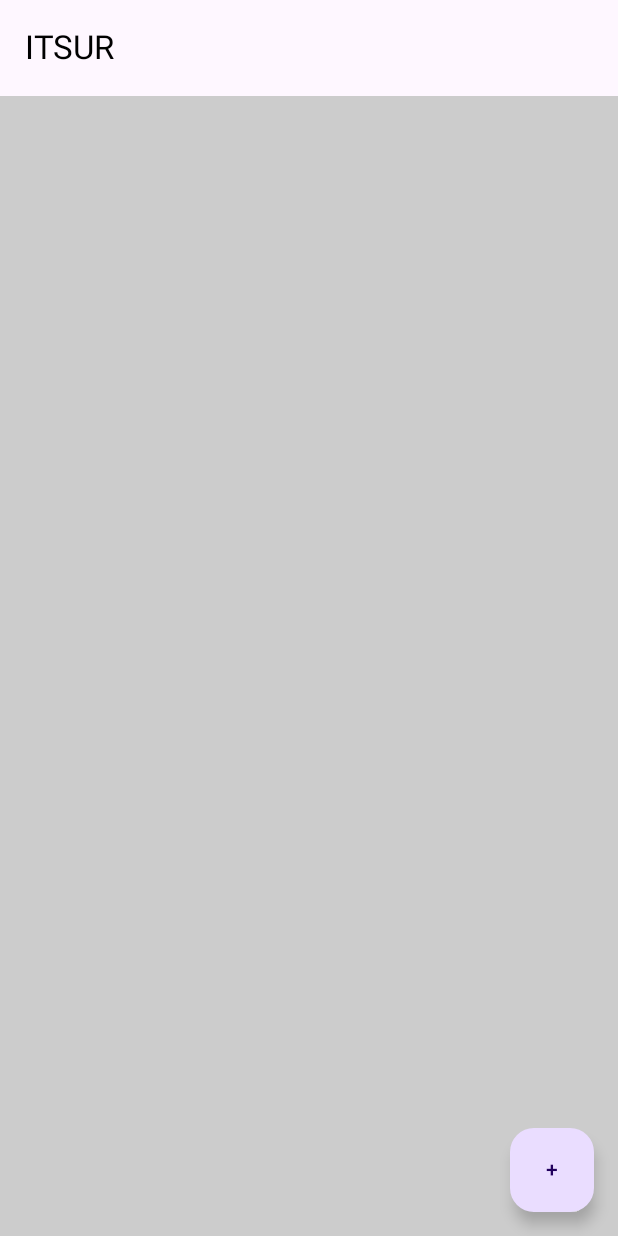
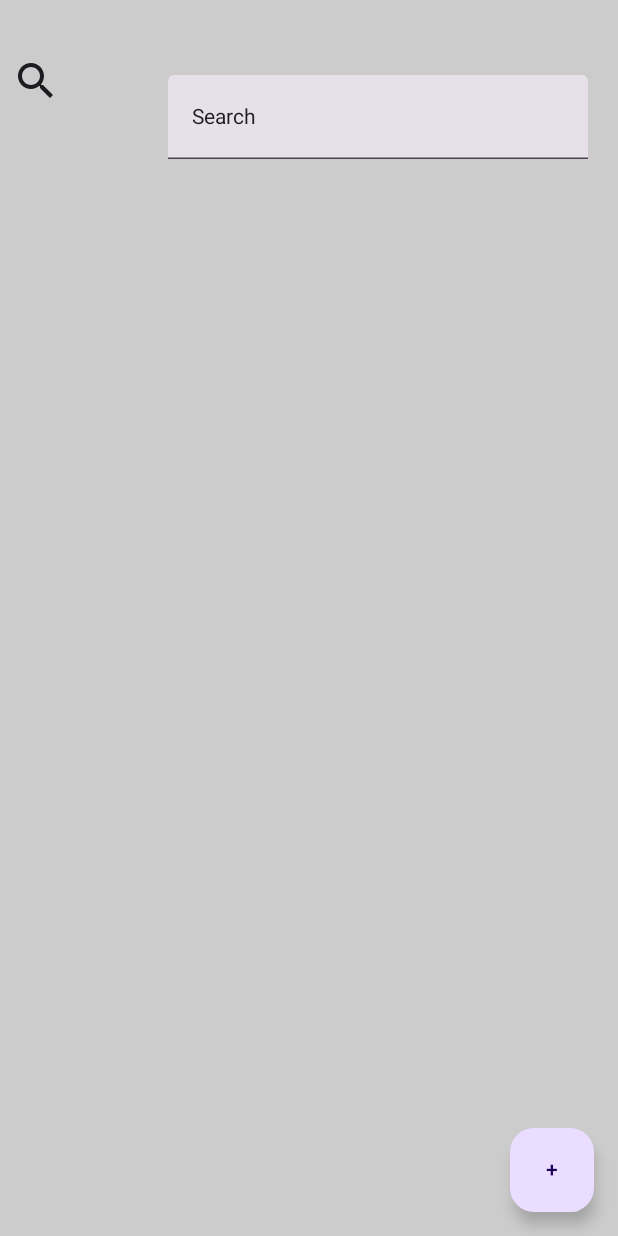
Before and after one commit to JuanCharlitossLopez/ProyectoNotas, an Android app built with Jetpack Compose: the screen it shows after launch (MainActivity), on a phone screen of 412 x 824 dp. Run offline under Robolectric (Android 15) with nearby library versions, the phone set to English and light mode, and no system bars.

Commit message:
Se añidieron algunos comoponentes

```diff
--- a/ProyectoNotas/app/src/main/java/com/example/proyectonotas/MainActivity.kt
+++ b/ProyectoNotas/app/src/main/java/com/example/proyectonotas/MainActivity.kt
@@ -9,12 +9,15 @@ import androidx.activity.compose.setContent
 import androidx.compose.foundation.background
 import androidx.compose.foundation.layout.Column
 import androidx.compose.foundation.layout.fillMaxSize
+import androidx.compose.foundation.layout.padding
 import androidx.compose.material3.ExperimentalMaterial3Api
 import androidx.compose.material3.Scaffold
 import androidx.compose.runtime.Composable
 import androidx.compose.ui.Modifier
 import androidx.compose.ui.graphics.Color
 import androidx.compose.ui.tooling.preview.Preview
+import androidx.compose.ui.unit.dp
+import com.example.proyectonotas.componentes.BarSearch
 import com.example.proyectonotas.componentes.FAB
 import com.example.proyectonotas.componentes.ToolBar
 
@@ -32,7 +35,7 @@ class MainActivity : ComponentActivity() {
 @Composable
 fun ViewContainer() {
     Scaffold (
-        topBar = { ToolBar()},
+        //topBar = { ToolBar()},
         content = { Content()},
         floatingActionButton = { FAB() }
     )
@@ -48,8 +51,9 @@ fun Content() {
         modifier = Modifier
             .fillMaxSize()
             .background(Color.LightGray)
+            .padding(0.dp,30.dp,0.dp,0.dp)
     )
     {
-
+        BarSearch()
     }
 }
--- /dev/null
+++ b/ProyectoNotas/app/src/main/java/com/example/proyectonotas/componentes/BarSearch.kt
@@ -0,0 +1,63 @@
+package com.example.proyectonotas.componentes
+
+import androidx.compose.foundation.background
+import androidx.compose.foundation.layout.Arrangement
+import androidx.compose.foundation.layout.Row
+import androidx.compose.foundation.layout.fillMaxWidth
+import androidx.compose.foundation.layout.offset
+import androidx.compose.foundation.layout.padding
+import androidx.compose.foundation.layout.size
+import androidx.compose.material.icons.Icons
+import androidx.compose.material.icons.filled.Search
+import androidx.compose.material3.ExperimentalMaterial3Api
+import androidx.compose.material3.Icon
+import androidx.compose.material3.IconButton
+import androidx.compose.material3.TextField
+import androidx.compose.runtime.Composable
+import androidx.compose.runtime.getValue
+import androidx.compose.runtime.mutableStateOf
+import androidx.compose.runtime.remember
+import androidx.compose.runtime.setValue
+import androidx.compose.ui.Alignment
+import androidx.compose.ui.Modifier
+import androidx.compose.ui.graphics.Color
+import androidx.compose.ui.tooling.preview.Preview
+import androidx.compose.ui.unit.dp
+
+@Preview
+@OptIn(ExperimentalMaterial3Api::class)
+@Composable
+fun BarSearch() {
+    Row(
+        horizontalArrangement = Arrangement.SpaceBetween,
+        modifier = Modifier
+            .fillMaxWidth()
+            .padding(0.dp)
+            .background(Color.LightGray)
+        //.align(alignment = Alignment.CenterHorizontally)
+        //.height(100.dp)
+    ) {
+        IconButton(onClick = { /*TODO*/ }) {
+            Icon(
+                imageVector = Icons.Filled.Search,
+                contentDescription = "Search",
+                modifier = Modifier
+                    .size(32.dp)
+                    .padding(0.dp)
+            )
+        }
+        var text by remember {
+            mutableStateOf("Texto Inicial")
+        }
+        TextField(
+            value = "Search",
+            onValueChange = { text = it },
+            singleLine = true,
+            modifier = Modifier
+                .padding(20.dp)
+            //.offset(15.dp, -12.dp)
+
+        )
+
+    }
+}
```
Also changed, not shown: ProyectoNotas/app/src/main/java/com/example/proyectonotas/componentes/topBar.kt (+69 -2 lines).
